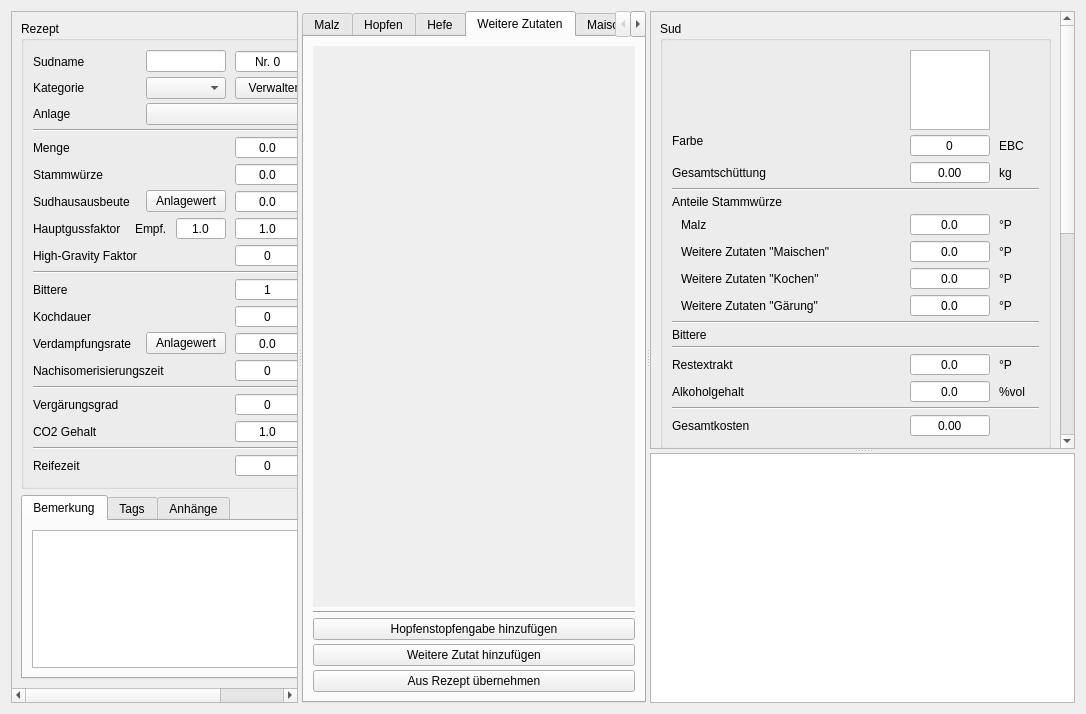
Qt form kleiner-brauhelfer/tabrezept.ui (kleiner-brauhelfer/kleiner-brauhelfer-2) before a commit.
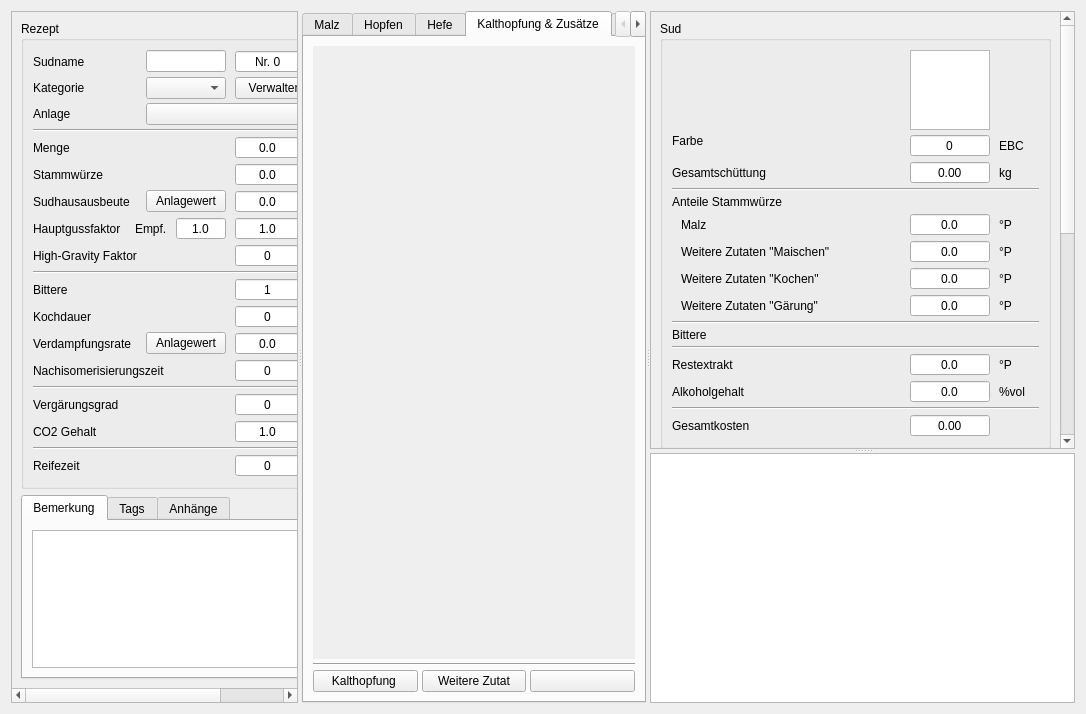
The same form after that commit. The open tabs and pages were chosen to show the change. Icons and pictures are not drawn. Custom widgets are drawn as their Qt base class.

Patch:
```diff
--- a/kleiner-brauhelfer/tabrezept.ui
+++ b/kleiner-brauhelfer/tabrezept.ui
@@ -1300,7 +1300,7 @@
       </widget>
       <widget class="QWidget" name="tabWeitereZutaten">
        <attribute name="title">
-        <string>Weitere Zutaten</string>
+        <string>Kalthopfung &amp;&amp; Zusätze</string>
        </attribute>
        <layout class="QVBoxLayout" name="verticalLayout_9">
         <property name="spacing">
@@ -1371,12 +1371,18 @@
          </widget>
         </item>
         <item>
+         <layout class="QHBoxLayout" name="horizontalLayout_14">
+          <item>
          <widget class="QPushButton" name="btnNeueHopfenstopfenGabe">
           <property name="toolTip">
            <string>&lt;html&gt;&lt;head/&gt;&lt;body&gt;&lt;p&gt;Mit Klick auf diesen Button öffnet sich ein Pop-up-Menü, das die &lt;span style=&quot; font-weight:600;&quot;&gt;Rohstoffeinträge &lt;/span&gt;in der Hopfenliste&lt;span style=&quot; font-weight:600;&quot;/&gt;für das &lt;span style=&quot; font-weight:600;&quot;&gt;Hopfenstopfen &lt;/span&gt;im Tab Rohstoffe zeigt. &lt;/p&gt;&lt;p&gt;Nur eingetragene Rohstoffe können im Rezept verwendet werden.&lt;/p&gt;&lt;p&gt;Nicht vorhandene Rohstoffe sind &lt;span style=&quot; font-weight:600;&quot;&gt;rot&lt;/span&gt;, zu Neige gehende Rohstoffe sind &lt;span style=&quot; font-weight:600;&quot;&gt;orange&lt;/span&gt; markiert.&lt;/p&gt;&lt;p&gt;Soll ein Rezept lediglich getestet oder entwickelt werden, empfiehlt es sich den Rohstoff aufzunehmen und bei Menge 0 zu belassen.&lt;/p&gt;&lt;/body&gt;&lt;/html&gt;</string>
           </property>
           <property name="text">
-           <string>Hopfenstopfengabe hinzufügen</string>
+             <string>Kalthopfung </string>
+            </property>
+            <property name="icon">
+             <iconset resource="images.qrc">
+              <normaloff>:/images/plus.svg</normaloff>:/images/plus.svg</iconset>
           </property>
          </widget>
         </item>
@@ -1386,16 +1392,23 @@
            <string>&lt;html&gt;&lt;head/&gt;&lt;body&gt;&lt;p&gt;Mit Klick auf diesen Button öffnet sich ein Pop-up-Menü, das die &lt;span style=&quot; font-weight:600;&quot;&gt;Rohstoffeinträge Weitere Zutaten &lt;/span&gt;im Tab Rohstoffe zeigt.&lt;/p&gt;&lt;p&gt;Nur eingetragene Rohstoffe können im Rezept verwendet werden.&lt;/p&gt;&lt;p&gt;Nicht vorhandene Rohstoffe sind &lt;span style=&quot; font-weight:600;&quot;&gt;rot&lt;/span&gt;, zu Neige gehende Rohstoffe sind &lt;span style=&quot; font-weight:600;&quot;&gt;orange&lt;/span&gt; markiert.&lt;/p&gt;&lt;p&gt;Soll ein Rezept lediglich getestet oder entwickelt werden, empfiehlt es sich den Rohstoff aufzunehmen und bei Menge 0 zu belassen.&lt;/p&gt;&lt;/body&gt;&lt;/html&gt;</string>
           </property>
           <property name="text">
-           <string>Weitere Zutat hinzufügen</string>
+             <string>Weitere Zutat</string>
+            </property>
+            <property name="icon">
+             <iconset resource="images.qrc">
+              <normaloff>:/images/plus.svg</normaloff>:/images/plus.svg</iconset>
           </property>
          </widget>
         </item>
         <item>
          <widget class="QPushButton" name="btnWeitereZutatUebernehmen">
-          <property name="text">
-           <string>Aus Rezept übernehmen</string>
-          </property>
-         </widget>
+            <property name="icon">
+             <iconset resource="images.qrc">
+              <normaloff>:/images/import.svg</normaloff>:/images/import.svg</iconset>
+            </property>
+           </widget>
+          </item>
+         </layout>
         </item>
        </layout>
       </widget>
```
Left out of the diff: 96 changed lines with no effect on the pictures. Lines whose indentation alone changed are shown as unchanged.
